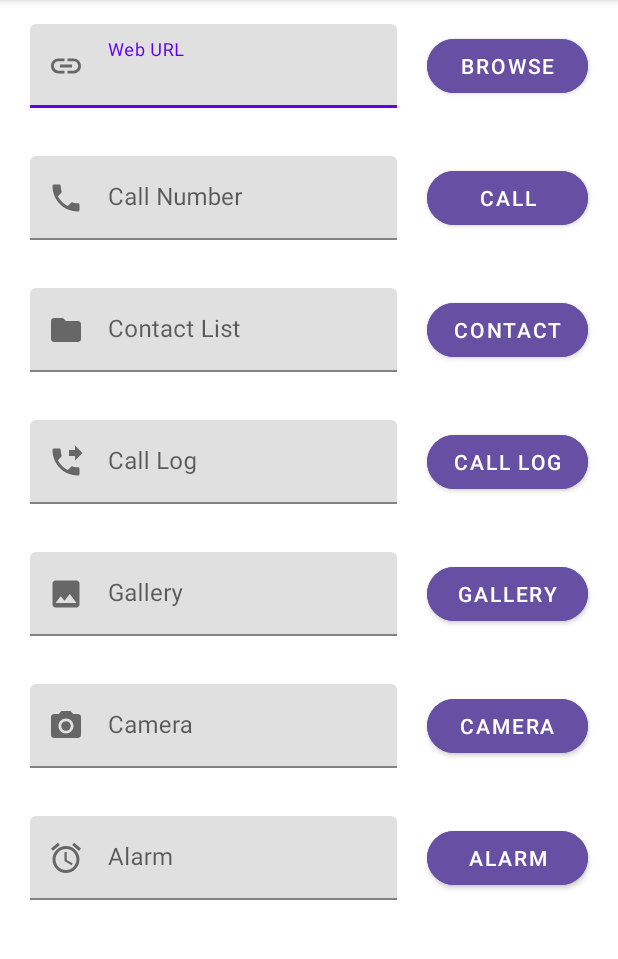
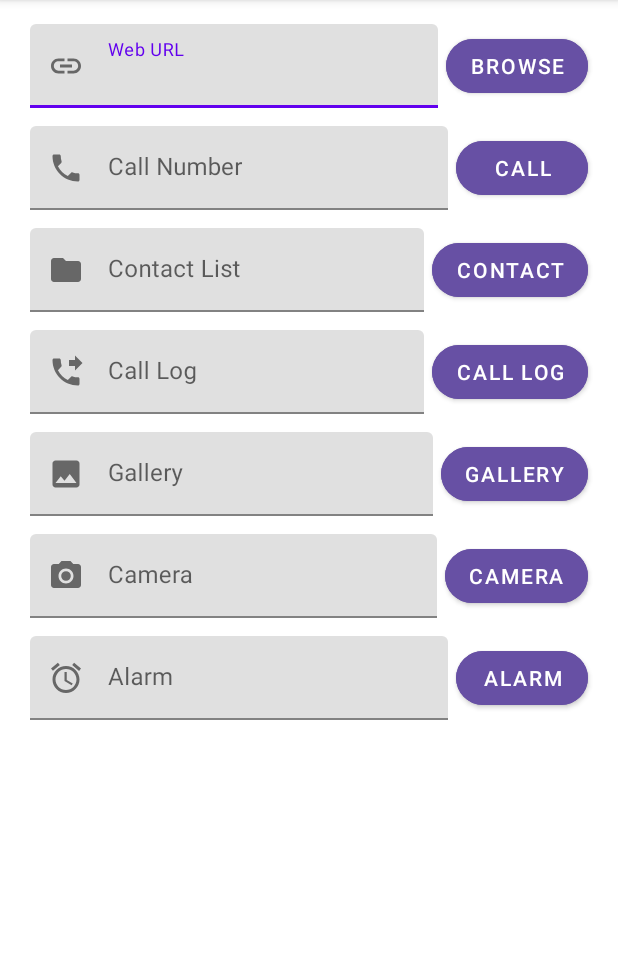
Before and after one commit to vishalshrimali778/MADPractical4_21012012033, an Android app: the screen it shows after launch (MainActivity), on a phone screen of 412 x 824 dp, the part 84-1043 px from its top. Run offline under Robolectric (Android 15) with nearby library versions, the phone set to English and light mode, and no system bars.

```diff
--- a/app/src/main/java/com/example/madpractical4_21012022022/MainActivity.kt
+++ b/app/src/main/java/com/example/madpractical4_21012022022/MainActivity.kt
@@ -1,11 +1,64 @@
 package com.example.madpractical4_21012022022
 
+import android.content.Intent
+import android.net.Uri
 import androidx.appcompat.app.AppCompatActivity
 import android.os.Bundle
+import android.provider.AlarmClock
+import android.provider.CallLog
+import android.provider.ContactsContract
+import android.provider.MediaStore
+import android.widget.Button
+import android.widget.EditText
 
 class MainActivity : AppCompatActivity() {
     override fun onCreate(savedInstanceState: Bundle?) {
         super.onCreate(savedInstanceState)
         setContentView(R.layout.activity_main)
+        val btnBrowse:Button=findViewById(R.id.btn_browse)
+        val txtBrowse:EditText=findViewById(R.id.txt_browse)
+        val btnCall:Button=findViewById(R.id.btn_call)
+        val txtCall:EditText=findViewById(R.id.txt_call)
+
+        val btnContact:Button=findViewById(R.id.btn_contact)
+        val btnCallLog:Button=findViewById(R.id.btn_call_log)
+        val btnGallery:Button=findViewById(R.id.btn_gallery)
+        val btnCamera:Button=findViewById(R.id.btn_camera)
+        val btnAlarm:Button=findViewById(R.id.btn_alarm)
+
+
+        btnBrowse.setOnClickListener {
+            Intent(Intent.ACTION_VIEW).setData(Uri.parse("https://"+(txtBrowse.text.toString()))).apply {
+                startActivity(this)
+            }
+        }
+        btnCall.setOnClickListener {
+            Intent(Intent.ACTION_DIAL).setData(Uri.parse("tel:"+txtCall.text.toString())).apply {
+                startActivity(this)
+            }
+        }
+
+        btnContact.setOnClickListener {
+            Intent(Intent.ACTION_VIEW).setType(ContactsContract.Contacts.CONTENT_TYPE).apply {
+                startActivity(this)
+            }
+        }
+
+        btnCallLog.setOnClickListener {
+            Intent(Intent.ACTION_VIEW).setType(CallLog.Calls.CONTENT_TYPE).apply {
+                startActivity(this)
+            }
+        }
+
+        btnGallery.setOnClickListener {
+            Intent(Intent.ACTION_PICK).setType("image/*").apply {
+                startActivity(this)
+            }
+        }
+        btnCamera.setOnClickListener {
+            Intent(MediaStore.ACTION_IMAGE_CAPTURE).apply {
+                startActivity(this)
+            }
+        }
     }
 }
--- a/app/src/main/res/layout/activity_main.xml
+++ b/app/src/main/res/layout/activity_main.xml
@@ -7,96 +7,107 @@
     tools:context=".MainActivity">
 
     <androidx.core.widget.NestedScrollView
+        android:id="@+id/txt_camera"
         android:layout_width="match_parent"
         android:layout_height="match_parent">
+
         <androidx.constraintlayout.widget.ConstraintLayout
             android:layout_width="match_parent"
             android:layout_height="match_parent">
+
             <com.google.android.material.textfield.TextInputLayout
                 android:layout_width="0dp"
                 android:layout_height="wrap_content"
                 android:layout_marginStart="20dp"
-                android:layout_marginEnd="20dp"
+                android:layout_marginEnd="5dp"
                 android:hint="Web URL"
+                app:layout_constraintBottom_toBottomOf="@id/btn_browse"
                 app:layout_constraintEnd_toStartOf="@id/btn_browse"
+                app:layout_constraintStart_toStartOf="parent"
                 app:layout_constraintTop_toTopOf="@id/btn_browse"
-                app:layout_constraintBottom_toBottomOf="@id/btn_browse"
-                app:layout_constraintStart_toStartOf="parent"
 
                 app:startIconDrawable="@drawable/ic_baseline_link_24">
 
                 <com.google.android.material.textfield.TextInputEditText
+                    android:id="@+id/txt_browse"
                     android:layout_width="match_parent"
                     android:layout_height="wrap_content" />
 
             </com.google.android.material.textfield.TextInputLayout>
+
             <Button
                 android:id="@+id/btn_browse"
-                android:layout_width="17mm"
+                android:layout_width="0dp"
                 android:layout_height="wrap_content"
                 android:layout_marginTop="20dp"
                 android:layout_marginEnd="20dp"
+                android:backgroundTint="@color/btn_back_color"
                 android:gravity="center"
+                android:text="Browse"
                 app:cornerRadius="25dp"
-                android:backgroundTint="@color/btn_back_color"
-                android:text="Browse"
                 app:layout_constraintEnd_toEndOf="parent"
                 app:layout_constraintTop_toTopOf="parent" />
+
             <com.google.android.material.textfield.TextInputLayout
                 android:layout_width="0dp"
                 android:layout_height="wrap_content"
                 android:layout_marginStart="20dp"
-                android:layout_marginEnd="20dp"
+                android:layout_marginEnd="5dp"
                 android:hint="Call Number"
+                app:layout_constraintBottom_toBottomOf="@id/btn_call"
                 app:layout_constraintEnd_toStartOf="@id/btn_call"
+                app:layout_constraintStart_toStartOf="parent"
                 app:layout_constraintTop_toTopOf="@id/btn_call"
-                app:layout_constraintBottom_toBottomOf="@id/btn_call"
-                app:layout_constraintStart_toStartOf="parent"
 
                 app:startIconDrawable="@drawable/ic_baseline_phone_24">
 
                 <com.google.android.material.textfield.TextInputEditText
+                    android:id="@+id/txt_call"
                     android:layout_width="match_parent"
                     android:layout_height="wrap_content"
-                    android:inputType="phone"/>
+                    android:inputType="phone" />
 
             </com.google.android.material.textfield.TextInputLayout>
+
             <Button
                 android:id="@+id/btn_call"
-                android:layout_width="17mm"
+                android:layout_width="0dp"
                 android:layout_height="wrap_content"
-                android:layout_marginTop="40dp"
+                android:layout_marginTop="20dp"
+                android:backgroundTint="@color/btn_back_color"
                 android:text="Call"
                 app:cornerRadius="25dp"
-                android:backgroundTint="@color/btn_back_color"
                 app:layout_constraintEnd_toEndOf="@+id/btn_browse"
                 app:layout_constraintTop_toBottomOf="@+id/btn_browse" />
+
             <com.google.android.material.textfield.TextInputLayout
                 android:layout_width="0dp"
                 android:layout_height="wrap_content"
                 android:layout_marginStart="20dp"
-                android:layout_marginEnd="20dp"
+                android:layout_marginEnd="5dp"
                 android:hint="Contact List"
+                app:layout_constraintBottom_toBottomOf="@id/btn_contact"
                 app:layout_constraintEnd_toStartOf="@id/btn_contact"
+                app:layout_constraintStart_toStartOf="parent"
                 app:layout_constraintTop_toTopOf="@id/btn_contact"
-                app:layout_constraintBottom_toBottomOf="@id/btn_contact"
-                app:layout_constraintStart_toStartOf="parent"
 
                 app:startIconDrawable="@drawable/ic_baseline_folder_24">
 
                 <com.google.android.material.textfield.TextInputEditText
+                    android:id="@+id/txt_contact"
                     android:layout_width="match_parent"
                     android:layout_height="wrap_content" />
 
             </com.google.android.material.textfield.TextInputLayout>
+
             <Button
                 android:id="@+id/btn_contact"
-                android:layout_width="17mm"
+                android:layout_width="0dp"
                 android:layout_height="wrap_content"
-                android:layout_marginTop="40dp"
+                android:layout_marginTop="20dp"
+                android:backgroundTint="@color/btn_back_color"
                 android:text="Contact"
                 app:cornerRadius="25dp"
-                android:backgroundTint="@color/btn_back_color"
                 app:layout_constraintEnd_toEndOf="@+id/btn_call"
                 app:layout_constraintTop_toBottomOf="@+id/btn_call" />
 
@@ -104,28 +115,30 @@
                 android:layout_width="0dp"
                 android:layout_height="wrap_content"
                 android:layout_marginStart="20dp"
-                android:layout_marginEnd="20dp"
+                android:layout_marginEnd="5dp"
                 android:hint="Call Log"
+                app:layout_constraintBottom_toBottomOf="@id/btn_call_log"
                 app:layout_constraintEnd_toStartOf="@id/btn_call_log"
+                app:layout_constraintStart_toStartOf="parent"
                 app:layout_constraintTop_toTopOf="@id/btn_call_log"
-                app:layout_constraintBottom_toBottomOf="@id/btn_call_log"
-                app:layout_constraintStart_toStartOf="parent"
 
                 app:startIconDrawable="@drawable/ic_baseline_phone_forwarded_24">
 
                 <com.google.android.material.textfield.TextInputEditText
+                    android:id="@+id/txt_call_log"
                     android:layout_width="match_parent"
                     android:layout_height="wrap_content" />
 
             </com.google.android.material.textfield.TextInputLayout>
+
             <Button
                 android:id="@+id/btn_call_log"
-                android:layout_width="17mm"
+                android:layout_width="0dp"
                 android:layout_height="wrap_content"
-                android:layout_marginTop="40dp"
+                android:layout_marginTop="20dp"
+                android:backgroundTint="@color/btn_back_color"
                 android:text="Call Log"
                 app:cornerRadius="25dp"
-                android:backgroundTint="@color/btn_back_color"
                 app:layout_constraintEnd_toEndOf="@+id/btn_contact"
                 app:layout_constraintTop_toBottomOf="@+id/btn_contact" />
 
@@ -133,28 +146,30 @@
                 android:layout_width="0dp"
                 android:layout_height="wrap_content"
                 android:layout_marginStart="20dp"
-                android:layout_marginEnd="20dp"
+                android:layout_marginEnd="5dp"
                 android:hint="Gallery"
+                app:layout_constraintBottom_toBottomOf="@id/btn_gallery"
                 app:layout_constraintEnd_toStartOf="@id/btn_gallery"
+                app:layout_constraintStart_toStartOf="parent"
                 app:layout_constraintTop_toTopOf="@id/btn_gallery"
-                app:layout_constraintBottom_toBottomOf="@id/btn_gallery"
-                app:layout_constraintStart_toStartOf="parent"
 
                 app:startIconDrawable="@drawable/ic_baseline_photo_24">
 
                 <com.google.android.material.textfield.TextInputEditText
+                    android:id="@+id/txt_gallery"
                     android:layout_width="match_parent"
                     android:layout_height="wrap_content" />
 
             </com.google.android.material.textfield.TextInputLayout>
+
             <Button
                 android:id="@+id/btn_gallery"
-                android:layout_width="17mm"
+                android:layout_width="0dp"
                 android:layout_height="wrap_content"
-                android:layout_marginTop="40dp"
+                android:layout_marginTop="20dp"
+                android:backgroundTint="@color/btn_back_color"
                 android:text="Gallery"
                 app:cornerRadius="25dp"
-                android:backgroundTint="@color/btn_back_color"
                 app:layout_constraintEnd_toEndOf="@+id/btn_call_log"
                 app:layout_constraintTop_toBottomOf="@+id/btn_call_log" />
 
@@ -162,12 +177,12 @@
                 android:layout_width="0dp"
                 android:layout_height="wrap_content"
                 android:layout_marginStart="20dp"
-                android:layout_marginEnd="20dp"
+                android:layout_marginEnd="5dp"
                 android:hint="Camera"
+                app:layout_constraintBottom_toBottomOf="@id/btn_camera"
                 app:layout_constraintEnd_toStartOf="@id/btn_camera"
+                app:layout_constraintStart_toStartOf="parent"
                 app:layout_constraintTop_toTopOf="@id/btn_camera"
-                app:layout_constraintBottom_toBottomOf="@id/btn_camera"
-                app:layout_constraintStart_toStartOf="parent"
 
                 app:startIconDrawable="@drawable/ic_baseline_photo_camera_24">
 
@@ -176,14 +191,15 @@
                     android:layout_height="wrap_content" />
 
             </com.google.android.material.textfield.TextInputLayout>
+
             <Button
                 android:id="@+id/btn_camera"
-                android:layout_width="17mm"
+                android:layout_width="0dp"
                 android:layout_height="wrap_content"
-                android:layout_marginTop="40dp"
+                android:layout_marginTop="20dp"
+                android:backgroundTint="@color/btn_back_color"
                 android:text="Camera"
                 app:cornerRadius="25dp"
-                android:backgroundTint="@color/btn_back_color"
                 app:layout_constraintEnd_toEndOf="@+id/btn_gallery"
                 app:layout_constraintTop_toBottomOf="@+id/btn_gallery" />
 
@@ -191,12 +207,12 @@
                 android:layout_width="0dp"
                 android:layout_height="wrap_content"
                 android:layout_marginStart="20dp"
-                android:layout_marginEnd="20dp"
+                android:layout_marginEnd="5dp"
                 android:hint="Alarm"
+                app:layout_constraintBottom_toBottomOf="@id/btn_alarm"
                 app:layout_constraintEnd_toStartOf="@id/btn_alarm"
+                app:layout_constraintStart_toStartOf="parent"
                 app:layout_constraintTop_toTopOf="@id/btn_alarm"
-                app:layout_constraintBottom_toBottomOf="@id/btn_alarm"
-                app:layout_constraintStart_toStartOf="parent"
 
                 app:startIconDrawable="@drawable/ic_baseline_alarm_24">
 
@@ -205,14 +221,15 @@
                     android:layout_height="wrap_content" />
 
             </com.google.android.material.textfield.TextInputLayout>
+
             <Button
                 android:id="@+id/btn_alarm"
-                android:layout_width="17mm"
+                android:layout_width="0dp"
                 android:layout_height="wrap_content"
+                android:layout_marginTop="20dp"
+                android:backgroundTint="@color/btn_back_color"
                 android:text="Alarm"
-                android:layout_marginTop="40dp"
                 app:cornerRadius="25dp"
-                android:backgroundTint="@color/btn_back_color"
                 app:layout_constraintEnd_toEndOf="@+id/btn_camera"
                 app:layout_constraintTop_toBottomOf="@+id/btn_camera" />
 
```
